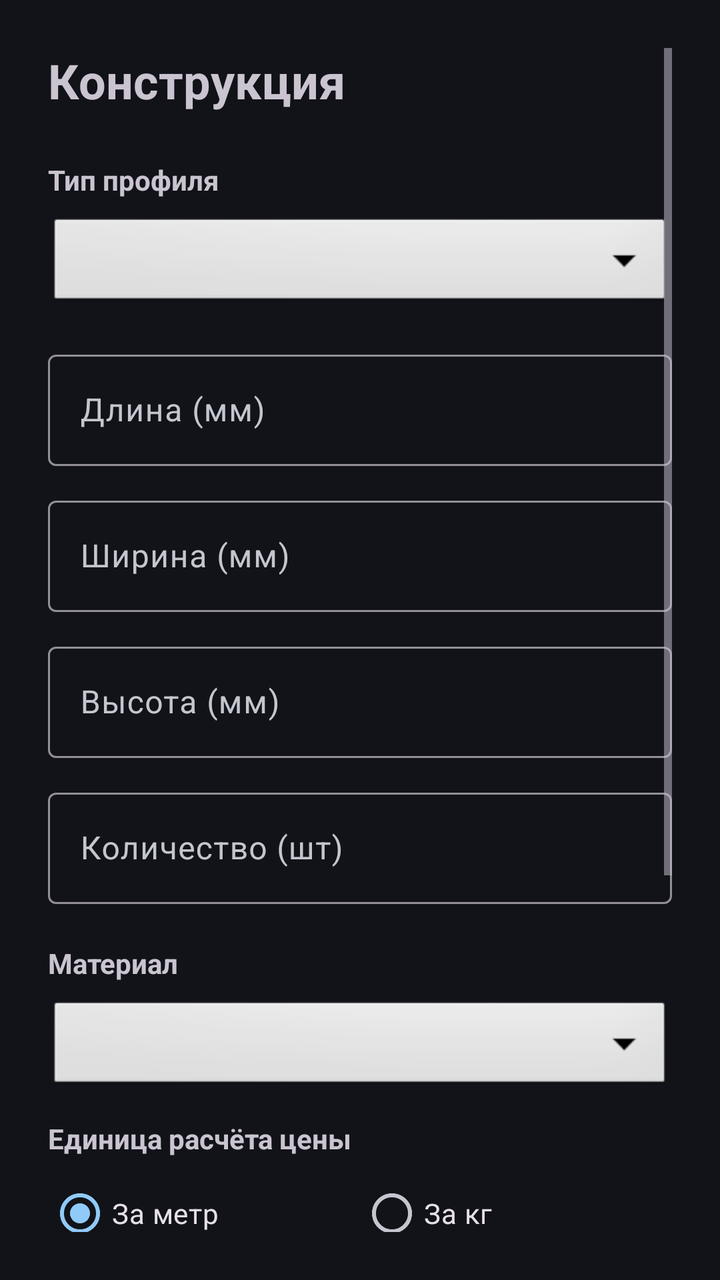
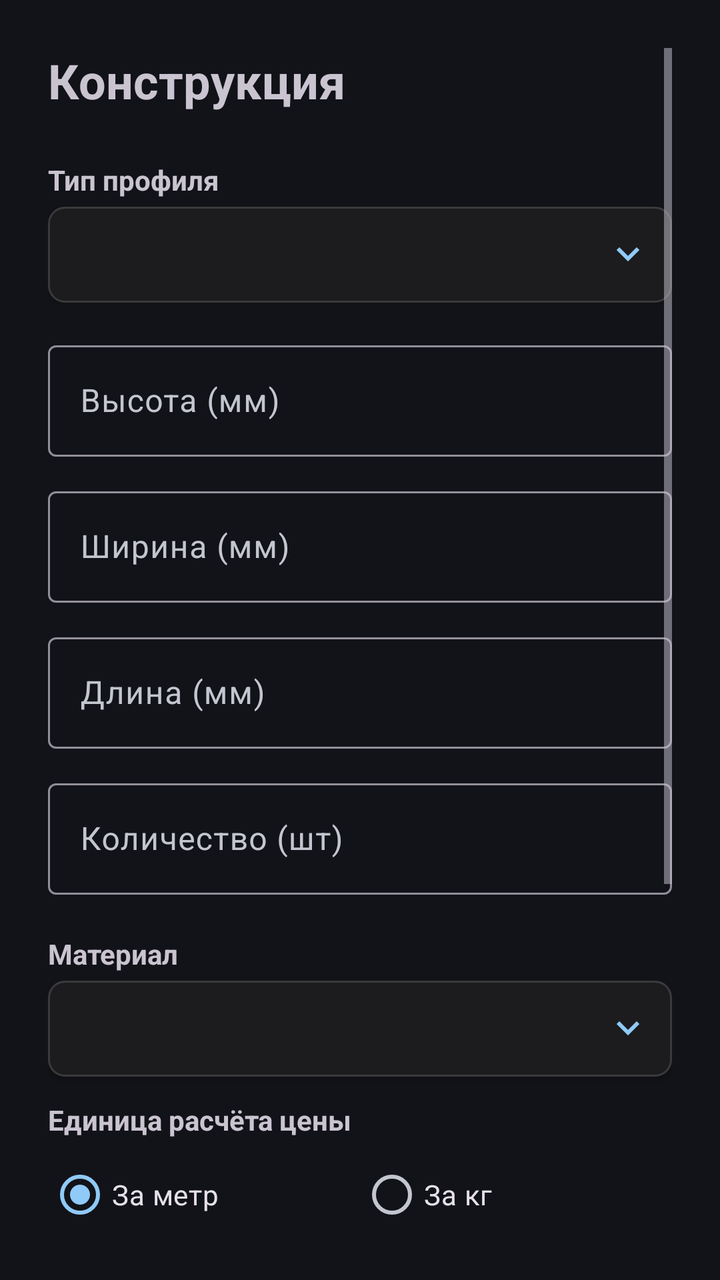

Screens rendered from an Android XML layout before and after an edit, with the pre-edit source and the edit as a unified diff.
<!-- AndroidManifest.xml: application theme Theme.WeldCalc -->
<!-- res/layout/activity_input_params.xml -->
<?xml version="1.0" encoding="utf-8"?>
<ScrollView xmlns:android="http://schemas.android.com/apk/res/android"
    xmlns:app="http://schemas.android.com/apk/res-auto"
    android:layout_width="match_parent"
    android:layout_height="match_parent"
    android:background="?android:colorBackground"
    android:padding="24dp">

    <LinearLayout
        android:layout_width="match_parent"
        android:layout_height="wrap_content"
        android:orientation="vertical">

        <TextView
            android:id="@+id/tvStructureName"
            android:layout_width="wrap_content"
            android:layout_height="wrap_content"
            android:text="Конструкция"
            android:textSize="24sp"
            android:textStyle="bold"
            android:layout_marginBottom="24dp"/>

        
        <TextView
            android:layout_width="wrap_content"
            android:layout_height="wrap_content"
            android:text="Тип профиля"
            android:textStyle="bold"
            android:layout_marginBottom="8dp"/>

        <Spinner
            android:id="@+id/spinnerProfile"
            android:layout_width="match_parent"
            android:layout_height="wrap_content"
            android:layout_marginBottom="16dp"
            android:background="@android:drawable/btn_dropdown"
            android:padding="12dp"
            android:dropDownWidth="match_parent"
            android:dropDownSelector="@android:drawable/btn_dropdown"
            android:popupBackground="?attr/colorSurface"
            android:dropDownVerticalOffset="4dp"/>

        
        <com.google.android.material.textfield.TextInputLayout
            android:layout_width="match_parent"
            android:layout_height="wrap_content"
            android:hint="Длина (мм)"
            android:layout_marginBottom="12dp">

            <com.google.android.material.textfield.TextInputEditText
                android:id="@+id/etLength"
                android:layout_width="match_parent"
                android:layout_height="wrap_content"
                android:inputType="numberDecimal"/>
        </com.google.android.material.textfield.TextInputLayout>

        <com.google.android.material.textfield.TextInputLayout
            android:layout_width="match_parent"
            android:layout_height="wrap_content"
            android:hint="Ширина (мм)"
            android:layout_marginBottom="12dp">

            <com.google.android.material.textfield.TextInputEditText
                android:id="@+id/etWidth"
                android:layout_width="match_parent"
                android:layout_height="wrap_content"
                android:inputType="numberDecimal"/>
        </com.google.android.material.textfield.TextInputLayout>

        <com.google.android.material.textfield.TextInputLayout
            android:layout_width="match_parent"
            android:layout_height="wrap_content"
            android:hint="Высота (мм)"
            android:layout_marginBottom="12dp">

            <com.google.android.material.textfield.TextInputEditText
                android:id="@+id/etHeight"
                android:layout_width="match_parent"
                android:layout_height="wrap_content"
                android:inputType="numberDecimal"/>
        </com.google.android.material.textfield.TextInputLayout>

        <com.google.android.material.textfield.TextInputLayout
            android:id="@+id/layoutThickness"
            android:layout_width="match_parent"
            android:layout_height="wrap_content"
            android:hint="Толщина / вес п.м. (кг)"
            android:layout_marginBottom="12dp"
            android:visibility="gone">

            <com.google.android.material.textfield.TextInputEditText
                android:id="@+id/etThickness"
                android:layout_width="match_parent"
                android:layout_height="wrap_content"
                android:inputType="numberDecimal"/>
        </com.google.android.material.textfield.TextInputLayout>

        <com.google.android.material.textfield.TextInputLayout
            android:layout_width="match_parent"
            android:layout_height="wrap_content"
            android:hint="Количество (шт)"
            android:layout_marginBottom="12dp">

            <com.google.android.material.textfield.TextInputEditText
                android:id="@+id/etQuantity"
                android:layout_width="match_parent"
                android:layout_height="wrap_content"
                android:inputType="number"/>
        </com.google.android.material.textfield.TextInputLayout>

        
        <LinearLayout
            android:id="@+id/extraLadderGroup"
            android:layout_width="match_parent"
            android:layout_height="wrap_content"
            android:orientation="vertical"
            android:visibility="gone">

            <TextView
                android:layout_width="wrap_content"
                android:layout_height="wrap_content"
                android:text="Параметры лестницы"
                android:textStyle="bold"
                android:textColor="?attr/colorPrimary"
                android:layout_marginBottom="8dp"/>

            <com.google.android.material.textfield.TextInputLayout
                android:layout_width="match_parent"
                android:layout_height="wrap_content"
                android:hint="Угол наклона лестницы (°)"
                android:layout_marginBottom="12dp">

                <com.google.android.material.textfield.TextInputEditText
                    android:id="@+id/etStepWidth"
                    android:layout_width="match_parent"
                    android:layout_height="wrap_content"
                    android:inputType="numberDecimal"
                    android:text="42"/>
            </com.google.android.material.textfield.TextInputLayout>

            <com.google.android.material.textfield.TextInputLayout
                android:layout_width="match_parent"
                android:layout_height="wrap_content"
                android:hint="Количество ступеней"
                android:layout_marginBottom="12dp">

                <com.google.android.material.textfield.TextInputEditText
                    android:id="@+id/etStepCount"
                    android:layout_width="match_parent"
                    android:layout_height="wrap_content"
                    android:inputType="number"/>
            </com.google.android.material.textfield.TextInputLayout>
        </LinearLayout>

        
        <LinearLayout
            android:id="@+id/extraCustomGroup"
            android:layout_width="match_parent"
            android:layout_height="wrap_content"
            android:orientation="vertical"
            android:visibility="gone">

            <TextView
                android:layout_width="wrap_content"
                android:layout_height="wrap_content"
                android:text="Параметры многоугольника"
                android:textStyle="bold"
                android:textColor="?attr/colorPrimary"
                android:layout_marginBottom="8dp"/>

            <com.google.android.material.textfield.TextInputLayout
                android:layout_width="match_parent"
                android:layout_height="wrap_content"
                android:hint="Количество сторон"
                android:layout_marginBottom="12dp">

                <com.google.android.material.textfield.TextInputEditText
                    android:id="@+id/etSideCount"
                    android:layout_width="match_parent"
                    android:layout_height="wrap_content"
                    android:inputType="number"
                    android:text="6"/>
            </com.google.android.material.textfield.TextInputLayout>

            <com.google.android.material.textfield.TextInputLayout
                android:layout_width="match_parent"
                android:layout_height="wrap_content"
                android:hint="Угол между сторонами (°)"
                android:layout_marginBottom="12dp">

                <com.google.android.material.textfield.TextInputEditText
                    android:id="@+id/etAngle"
                    android:layout_width="match_parent"
                    android:layout_height="wrap_content"
                    android:inputType="numberDecimal"
                    android:text="120"/>
            </com.google.android.material.textfield.TextInputLayout>
        </LinearLayout>

        
        <TextView
            android:layout_width="wrap_content"
            android:layout_height="wrap_content"
            android:text="Материал"
            android:textStyle="bold"
            android:layout_marginTop="8dp"
            android:layout_marginBottom="8dp"/>

        <Spinner
            android:id="@+id/spinnerMaterial"
            android:layout_width="match_parent"
            android:layout_height="wrap_content"
            android:layout_marginBottom="12dp"
            android:background="@android:drawable/btn_dropdown"
            android:padding="12dp"
            android:dropDownWidth="match_parent"
            android:dropDownSelector="@android:drawable/btn_dropdown"
            android:popupBackground="?attr/colorSurface"
            android:dropDownVerticalOffset="4dp"/>

        
        <TextView
            android:layout_width="wrap_content"
            android:layout_height="wrap_content"
            android:text="Единица расчёта цены"
            android:textStyle="bold"
            android:layout_marginBottom="4dp"/>

        <RadioGroup
            android:id="@+id/radioPriceUnit"
            android:layout_width="match_parent"
            android:layout_height="wrap_content"
            android:orientation="horizontal"
            android:layout_marginBottom="8dp">

            <RadioButton
                android:id="@+id/rbPerUnit"
                android:layout_width="0dp"
                android:layout_height="wrap_content"
                android:layout_weight="1"
                android:text="За метр"
                android:checked="true"/>

            <RadioButton
                android:id="@+id/rbPerKg"
                android:layout_width="0dp"
                android:layout_height="wrap_content"
                android:layout_weight="1"
                android:text="За кг"/>
        </RadioGroup>

        <com.google.android.material.textfield.TextInputLayout
            android:id="@+id/layoutPrice"
            android:layout_width="match_parent"
            android:layout_height="wrap_content"
            android:hint="Цена (₽)"
            android:layout_marginBottom="24dp">

            <com.google.android.material.textfield.TextInputEditText
                android:id="@+id/etPrice"
                android:layout_width="match_parent"
                android:layout_height="wrap_content"
                android:inputType="numberDecimal"/>
        </com.google.android.material.textfield.TextInputLayout>

        
        <com.google.android.material.button.MaterialButton
            android:id="@+id/btnCalculate"
            android:layout_width="match_parent"
            android:layout_height="56dp"
            android:text="Рассчитать"
            android:textAllCaps="false"
            android:layout_marginBottom="24dp"/>

        
        <LinearLayout
            android:id="@+id/resultsContainer"
            android:layout_width="match_parent"
            android:layout_height="wrap_content"
            android:orientation="vertical"
            android:background="?attr/colorSurface"
            android:elevation="4dp"
            android:padding="16dp"
            android:layout_marginBottom="16dp"
            android:visibility="gone">

            <TextView
                android:layout_width="wrap_content"
                android:layout_height="wrap_content"
                android:text="Результаты расчёта"
                android:textSize="18sp"
                android:textStyle="bold"
                android:layout_marginBottom="12dp"/>

            <TextView
                android:id="@+id/tvResultMaterial"
                android:layout_width="wrap_content"
                android:layout_height="wrap_content"
                android:textSize="16sp"
                android:layout_marginBottom="8dp"/>

            <TextView
                android:id="@+id/tvResultLength"
                android:layout_width="wrap_content"
                android:layout_height="wrap_content"
                android:textSize="16sp"
                android:layout_marginBottom="8dp"/>

            <TextView
                android:id="@+id/tvResultWeight"
                android:layout_width="wrap_content"
                android:layout_height="wrap_content"
                android:textSize="16sp"
                android:layout_marginBottom="8dp"/>

            <TextView
                android:id="@+id/tvResultCost"
                android:layout_width="wrap_content"
                android:layout_height="wrap_content"
                android:textSize="20sp"
                android:textStyle="bold"
                android:textColor="?attr/colorPrimary"/>
        </LinearLayout>

        
        <com.example.weldcalc.RCView
            android:id="@+id/canvasView"
            android:layout_width="match_parent"
            android:layout_height="350dp"
            android:layout_marginBottom="16dp"
            android:background="?attr/colorSurface"
            android:elevation="4dp"
            android:visibility="gone"/>

        
        <com.google.android.material.button.MaterialButton
            android:id="@+id/btnOpenPdf"
            android:layout_width="match_parent"
            android:layout_height="wrap_content"
            android:text="Открыть PDF"
            android:textAllCaps="false"
            android:layout_marginTop="8dp"
            style="@style/Widget.Material3.Button.OutlinedButton"/>

        <com.google.android.material.button.MaterialButton
            android:id="@+id/btnExportPdf"
            android:layout_width="match_parent"
            android:layout_height="wrap_content"
            android:text="Отправить PDF"
            android:textAllCaps="false"
            android:layout_marginTop="8dp"
            style="@style/Widget.Material3.Button.OutlinedButton"/>

    </LinearLayout>
</ScrollView>
<!-- resources referenced by this layout -->
<resources>
  <style name="Theme.WeldCalc" parent="Theme.Material3.Dark.NoActionBar">
  
          <item name="colorPrimary">@color/md_primary</item>
          <item name="colorOnPrimary">@color/md_onPrimary</item>
          <item name="colorPrimaryContainer">@color/md_primaryContainer</item>
          <item name="colorOnPrimaryContainer">@color/md_onPrimaryContainer</item>
          <item name="colorSecondary">@color/md_secondary</item>
          <item name="colorSurface">@color/md_surface</item>
          <item name="colorSurfaceVariant">@color/md_surfaceVariant</item>
          <item name="colorOnSurface">@color/md_onSurface</item>
          <item name="colorOnSurfaceVariant">@color/md_onSurfaceVariant</item>
  
          <item name="android:colorBackground">@color/md_background</item>
          <item name="android:statusBarColor">@color/md_background</item>
  
      </style>
  <color name="md_primary">#FF90CAF9</color>
  <color name="md_onPrimary">#FF003366</color>
  <color name="md_primaryContainer">#FF0D47A1</color>
  <color name="md_onPrimaryContainer">#FFD1E4FF</color>
  <color name="md_secondary">#FFBBC7DB</color>
  <color name="md_surface">#FF111318</color>
  <color name="md_surfaceVariant">#FF43474E</color>
  <color name="md_onSurface">#FFE1E3E8</color>
  <color name="md_onSurfaceVariant">#FFC3C6CF</color>
  <color name="md_background">#FF111318</color>
</resources>

<!-- the commit's change to res/layout/activity_input_params.xml (unified diff, before → after) -->
@@ -26,22 +26,52 @@
             android:layout_height="wrap_content"
             android:text="Тип профиля"
             android:textStyle="bold"
-            android:layout_marginBottom="8dp"/>
+            android:layout_marginBottom="4dp"/>
 
         <Spinner
             android:id="@+id/spinnerProfile"
             android:layout_width="match_parent"
-            android:layout_height="wrap_content"
+            android:layout_height="48dp"
             android:layout_marginBottom="16dp"
-            android:background="@android:drawable/btn_dropdown"
-            android:padding="12dp"
+            android:background="@drawable/spinner_bg"
+            android:paddingStart="12dp"
+            android:paddingEnd="40dp"
             android:dropDownWidth="match_parent"
-            android:dropDownSelector="@android:drawable/btn_dropdown"
             android:popupBackground="?attr/colorSurface"
-            android:dropDownVerticalOffset="4dp"/>
-
-        
-        <com.google.android.material.textfield.TextInputLayout
+            android:dropDownVerticalOffset="56dp"
+            android:elevation="2dp"/>
+
+        
+        <com.google.android.material.textfield.TextInputLayout
+            android:layout_width="match_parent"
+            android:layout_height="wrap_content"
+            android:hint="Высота (мм)"
+            android:layout_marginBottom="12dp">
+
+            <com.google.android.material.textfield.TextInputEditText
+                android:id="@+id/etHeight"
+                android:layout_width="match_parent"
+                android:layout_height="wrap_content"
+                android:inputType="numberDecimal"/>
+        </com.google.android.material.textfield.TextInputLayout>
+
+        
+        <com.google.android.material.textfield.TextInputLayout
+            android:layout_width="match_parent"
+            android:layout_height="wrap_content"
+            android:hint="Ширина (мм)"
+            android:layout_marginBottom="12dp">
+
+            <com.google.android.material.textfield.TextInputEditText
+                android:id="@+id/etWidth"
+                android:layout_width="match_parent"
+                android:layout_height="wrap_content"
+                android:inputType="numberDecimal"/>
+        </com.google.android.material.textfield.TextInputLayout>
+
+        
+        <com.google.android.material.textfield.TextInputLayout
+            android:id="@+id/layoutLength"
             android:layout_width="match_parent"
             android:layout_height="wrap_content"
             android:hint="Длина (мм)"
@@ -54,32 +84,23 @@
                 android:inputType="numberDecimal"/>
         </com.google.android.material.textfield.TextInputLayout>
 
-        <com.google.android.material.textfield.TextInputLayout
-            android:layout_width="match_parent"
-            android:layout_height="wrap_content"
-            android:hint="Ширина (мм)"
-            android:layout_marginBottom="12dp">
-
-            <com.google.android.material.textfield.TextInputEditText
-                android:id="@+id/etWidth"
-                android:layout_width="match_parent"
-                android:layout_height="wrap_content"
-                android:inputType="numberDecimal"/>
-        </com.google.android.material.textfield.TextInputLayout>
-
-        <com.google.android.material.textfield.TextInputLayout
-            android:layout_width="match_parent"
-            android:layout_height="wrap_content"
-            android:hint="Высота (мм)"
-            android:layout_marginBottom="12dp">
-
-            <com.google.android.material.textfield.TextInputEditText
-                android:id="@+id/etHeight"
-                android:layout_width="match_parent"
-                android:layout_height="wrap_content"
-                android:inputType="numberDecimal"/>
-        </com.google.android.material.textfield.TextInputLayout>
-
+        
+        <com.google.android.material.textfield.TextInputLayout
+            android:id="@+id/layoutRun"
+            android:layout_width="match_parent"
+            android:layout_height="wrap_content"
+            android:hint="Горизонтальный разбег (мм)"
+            android:layout_marginBottom="12dp"
+            android:visibility="gone">
+
+            <com.google.android.material.textfield.TextInputEditText
+                android:id="@+id/etRun"
+                android:layout_width="match_parent"
+                android:layout_height="wrap_content"
+                android:inputType="numberDecimal"/>
+        </com.google.android.material.textfield.TextInputLayout>
+
+        
         <com.google.android.material.textfield.TextInputLayout
             android:id="@+id/layoutThickness"
             android:layout_width="match_parent"
@@ -95,6 +116,7 @@
                 android:inputType="numberDecimal"/>
         </com.google.android.material.textfield.TextInputLayout>
 
+        
         <com.google.android.material.textfield.TextInputLayout
             android:layout_width="match_parent"
             android:layout_height="wrap_content"
@@ -204,19 +226,20 @@
             android:text="Материал"
             android:textStyle="bold"
             android:layout_marginTop="8dp"
-            android:layout_marginBottom="8dp"/>
+            android:layout_marginBottom="4dp"/>
 
         <Spinner
             android:id="@+id/spinnerMaterial"
             android:layout_width="match_parent"
-            android:layout_height="wrap_content"
+            android:layout_height="48dp"
             android:layout_marginBottom="12dp"
-            android:background="@android:drawable/btn_dropdown"
-            android:padding="12dp"
+            android:background="@drawable/spinner_bg"
+            android:paddingStart="12dp"
+            android:paddingEnd="40dp"
             android:dropDownWidth="match_parent"
-            android:dropDownSelector="@android:drawable/btn_dropdown"
             android:popupBackground="?attr/colorSurface"
-            android:dropDownVerticalOffset="4dp"/>
+            android:dropDownVerticalOffset="56dp"
+            android:elevation="2dp"/>
 
         
         <TextView
<!-- resource entries referenced after the edit -->
@@ -1,5 +1,20 @@
 <!-- resources referenced by this layout -->
 <resources>
+  <!-- drawable spinner_bg (drawable) -->
+  <?xml version="1.0" encoding="utf-8"?>
+  <layer-list xmlns:android="http://schemas.android.com/apk/res/android">
+      <item>
+          <shape android:shape="rectangle">
+              <solid android:color="#FF1C1C1E"/>
+              <corners android:radius="8dp"/>
+              <stroke android:width="1dp" android:color="#FF3A3A3C"/>
+          </shape>
+      </item>
+      <item
+          android:drawable="@drawable/ic_spinner_arrow"
+          android:gravity="end|center_vertical"
+          android:right="16dp"/>
+  </layer-list>
   <style name="Theme.WeldCalc" parent="Theme.Material3.Dark.NoActionBar">
   
           <item name="colorPrimary">@color/md_primary</item>
@@ -16,6 +31,19 @@
           <item name="android:statusBarColor">@color/md_background</item>
   
       </style>
+  <!-- drawable ic_spinner_arrow (drawable) -->
+  <?xml version="1.0" encoding="utf-8"?>
+  <vector xmlns:android="http://schemas.android.com/apk/res/android"
+      android:width="12dp"
+      android:height="8dp"
+      android:viewportWidth="12"
+      android:viewportHeight="8">
+      <path
+          android:pathData="M1,1 L6,6 L11,1"
+          android:strokeWidth="2"
+          android:strokeColor="#90CAF9"
+          android:fillColor="#00000000"/>
+  </vector>
   <color name="md_primary">#FF90CAF9</color>
   <color name="md_onPrimary">#FF003366</color>
   <color name="md_primaryContainer">#FF0D47A1</color>
